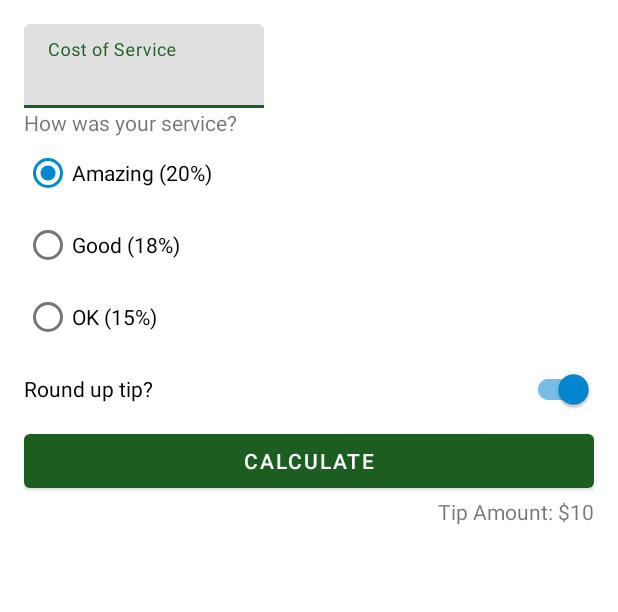
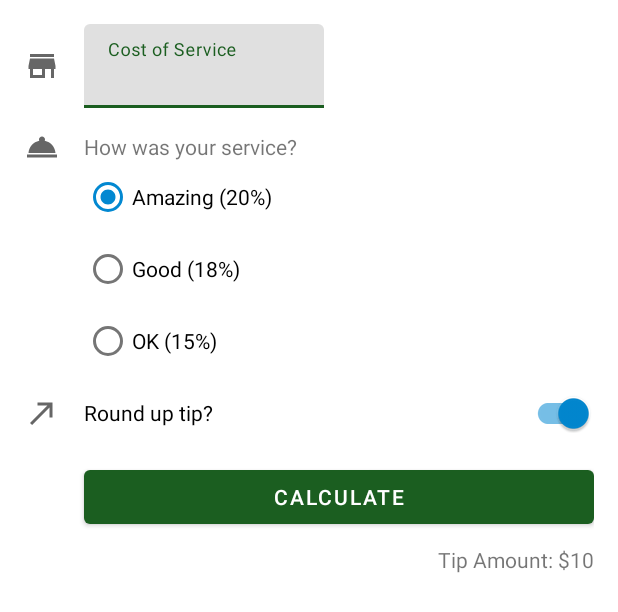
Before and after one commit to kyu-coder/Tip_Time, an Android app: the layout activity_main.xml on its own in the app's theme, with its tools: preview values and no code run, on a phone screen of 412 x 824 dp. Shown: the top 612 px of the screen. Run offline under Robolectric (Android 15) with nearby library versions, the phone set to English and light mode, and no system bars.

Commit message:
add and align icons

```diff
--- a/app/build.gradle
+++ b/app/build.gradle
@@ -8,6 +8,7 @@ android {
     buildToolsVersion "30.0.3"
 
     defaultConfig {
+        vectorDrawables.useSupportLibrary = true
         applicationId "com.example.tiptime"
         minSdkVersion 19
         targetSdkVersion 30
@@ -34,6 +35,7 @@ android {
     buildFeatures {
         viewBinding = true
     }
+
 }
 
 dependencies {
--- /dev/null
+++ b/app/src/main/res/drawable/ic_round_up.xml
@@ -0,0 +1,10 @@
+<vector xmlns:android="http://schemas.android.com/apk/res/android"
+    android:width="24dp"
+    android:height="24dp"
+    android:viewportWidth="24"
+    android:viewportHeight="24"
+    android:tint="?attr/colorControlNormal">
+  <path
+      android:fillColor="@android:color/white"
+      android:pathData="M9,5v2h6.59L4,18.59 5.41,20 17,8.41V15h2V5z"/>
+</vector>
--- /dev/null
+++ b/app/src/main/res/drawable/ic_service.xml
@@ -0,0 +1,10 @@
+<vector xmlns:android="http://schemas.android.com/apk/res/android"
+    android:width="24dp"
+    android:height="24dp"
+    android:viewportWidth="24"
+    android:viewportHeight="24"
+    android:tint="?attr/colorControlNormal">
+  <path
+      android:fillColor="@android:color/white"
+      android:pathData="M2,17h20v2L2,19zM13.84,7.79c0.1,-0.24 0.16,-0.51 0.16,-0.79 0,-1.1 -0.9,-2 -2,-2s-2,0.9 -2,2c0,0.28 0.06,0.55 0.16,0.79C6.25,8.6 3.27,11.93 3,16h18c-0.27,-4.07 -3.25,-7.4 -7.16,-8.21z"/>
+</vector>
--- /dev/null
+++ b/app/src/main/res/drawable/ic_store.xml
@@ -0,0 +1,10 @@
+<vector xmlns:android="http://schemas.android.com/apk/res/android"
+    android:width="24dp"
+    android:height="24dp"
+    android:viewportWidth="24"
+    android:viewportHeight="24"
+    android:tint="?attr/colorControlNormal">
+  <path
+      android:fillColor="@android:color/white"
+      android:pathData="M20,4L4,4v2h16L20,4zM21,14v-2l-1,-5L4,7l-1,5v2h1v6h10v-6h4v6h2v-6h1zM12,18L6,18v-4h6v4z"/>
+</vector>
--- a/app/src/main/res/layout/activity_main.xml
+++ b/app/src/main/res/layout/activity_main.xml
@@ -7,12 +7,23 @@
     android:padding="16dp"
     tools:context=".MainActivity">
 
+    <ImageView
+        android:id="@+id/icon_cost_of_service"
+        android:layout_width="wrap_content"
+        android:layout_height="wrap_content"
+        android:importantForAccessibility="no"
+        app:srcCompat="@drawable/ic_store"
+        app:layout_constraintStart_toStartOf="parent"
+        app:layout_constraintTop_toTopOf="@id/cost_of_service"
+        app:layout_constraintBottom_toBottomOf="@id/cost_of_service"/>
+
     <com.google.android.material.textfield.TextInputLayout
         android:id="@+id/cost_of_service"
         android:layout_width="160dp"
         android:layout_height="wrap_content"
         android:hint="@string/cost_of_service"
-        app:layout_constraintStart_toStartOf="parent"
+        android:layout_marginStart="16dp"
+        app:layout_constraintStart_toEndOf="@id/icon_cost_of_service"
         app:layout_constraintTop_toTopOf="parent">
 
 
@@ -25,12 +36,23 @@
 
     </com.google.android.material.textfield.TextInputLayout>
 
+    <ImageView
+        android:id="@+id/icon_service_question"
+        android:layout_width="wrap_content"
+        android:layout_height="wrap_content"
+        android:importantForAccessibility="no"
+        app:srcCompat="@drawable/ic_service"
+        app:layout_constraintStart_toStartOf="parent"
+        app:layout_constraintTop_toTopOf="@id/service_question"
+        app:layout_constraintBottom_toBottomOf="@id/service_question" />
+
     <TextView
         android:id="@+id/service_question"
         android:layout_width="wrap_content"
         android:layout_height="wrap_content"
         android:text="@string/how_was_your_service"
-        app:layout_constraintStart_toStartOf="parent"
+        android:layout_marginTop="16dp"
+        app:layout_constraintStart_toStartOf="@id/cost_of_service"
         app:layout_constraintTop_toBottomOf="@id/cost_of_service" />
 
     <RadioGroup
@@ -39,7 +61,7 @@
         android:layout_height="wrap_content"
         android:checkedButton="@id/option_twnty_percent"
         android:orientation="vertical"
-        app:layout_constraintStart_toStartOf="parent"
+        app:layout_constraintStart_toStartOf="@id/service_question"
         app:layout_constraintTop_toBottomOf="@id/service_question">
 
         <RadioButton
@@ -62,14 +84,25 @@
 
     </RadioGroup>
 
+    <ImageView
+        android:id="@+id/icon_round_up"
+        android:layout_width="wrap_content"
+        android:layout_height="wrap_content"
+        android:importantForAccessibility="no"
+        app:srcCompat="@drawable/ic_round_up"
+        app:layout_constraintStart_toStartOf="parent"
+        app:layout_constraintTop_toTopOf="@id/round_up_switch"
+        app:layout_constraintBottom_toBottomOf="@id/round_up_switch" />
+
     <com.google.android.material.switchmaterial.SwitchMaterial
         android:id="@+id/round_up_switch"
         android:layout_width="0dp"
         android:layout_height="wrap_content"
         android:checked="true"
         android:text="@string/round_up_tip"
+        android:layout_marginStart="16dp"
         app:layout_constraintEnd_toEndOf="parent"
-        app:layout_constraintStart_toStartOf="parent"
+        app:layout_constraintStart_toEndOf="@id/icon_round_up"
         app:layout_constraintTop_toBottomOf="@id/tip_options" />
 
     <Button
@@ -77,14 +110,16 @@
         android:layout_width="0dp"
         android:layout_height="wrap_content"
         android:text="@string/calculate"
+        android:layout_marginTop="8dp"
         app:layout_constraintEnd_toEndOf="parent"
-        app:layout_constraintStart_toStartOf="parent"
+        app:layout_constraintStart_toStartOf="@id/round_up_switch"
         app:layout_constraintTop_toBottomOf="@id/round_up_switch" />
 
     <TextView
         android:id="@+id/tip_result"
         android:layout_width="wrap_content"
         android:layout_height="wrap_content"
+        android:layout_marginTop="8dp"
         tools:text="Tip Amount: $10"
         app:layout_constraintEnd_toEndOf="parent"
         app:layout_constraintTop_toBottomOf="@id/calculate_button" />
```
